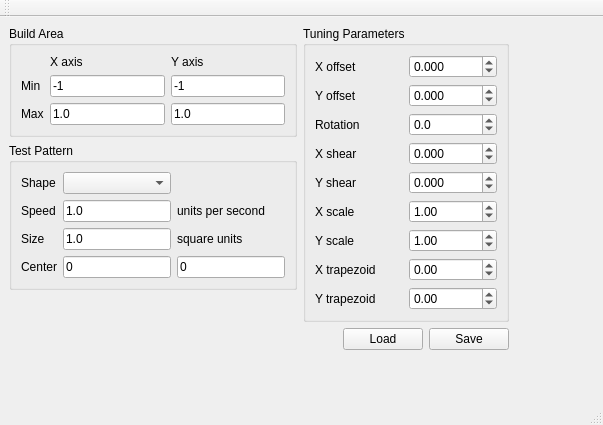
Before: the Qt Designer form src/calibrate/ui_mainwindow.ui in PeachyPrinter/peachytoolchain, drawn with Qt 5.
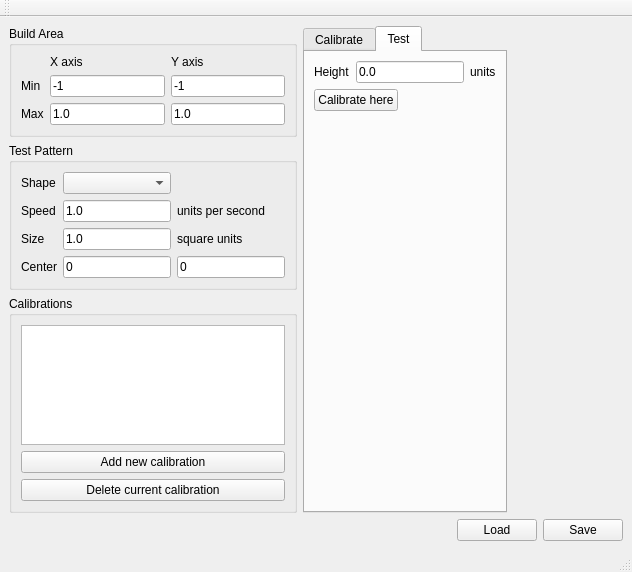
After: the same form once the commit is applied. The open tabs and pages were chosen to show the change.

Commit message: Implemented a system for having multiple tuning parameter configurations at each at a separate Z height with interpolation for heights in between. Updated calibrate UI to enable setting tuning parameters for each of these "calibration points" as well as testing behaviour at heights in between.

```diff
--- a/src/calibrate/ui_mainwindow.ui
+++ b/src/calibrate/ui_mainwindow.ui
@@ -6,8 +6,8 @@
    <rect>
     <x>0</x>
     <y>0</y>
-    <width>603</width>
-    <height>425</height>
+    <width>632</width>
+    <height>572</height>
    </rect>
   </property>
   <property name="windowTitle">
@@ -16,7 +16,7 @@
   <widget class="QWidget" name="centralwidget">
    <layout class="QVBoxLayout" name="verticalLayout_3">
     <item>
-     <layout class="QHBoxLayout" name="horizontalLayout_2" stretch="0,0,1">
+     <layout class="QHBoxLayout" name="horizontalLayout_3" stretch="0,0,1">
       <item>
        <layout class="QVBoxLayout" name="verticalLayout">
         <property name="sizeConstraint">
@@ -170,22 +170,85 @@
          </widget>
         </item>
         <item>
-         <spacer name="verticalSpacer">
-          <property name="orientation">
-           <enum>Qt::Vertical</enum>
+         <widget class="QGroupBox" name="groupBox_4">
+          <property name="title">
+           <string>Calibrations</string>
           </property>
-          <property name="sizeHint" stdset="0">
-           <size>
-            <width>20</width>
-            <height>40</height>
-           </size>
-          </property>
-         </spacer>
-        </item>
-       </layout>
-      </item>
+          <layout class="QVBoxLayout" name="verticalLayout_5">
+           <item>
+            <widget class="QListView" name="calibrations_listview">
+             <property name="selectionBehavior">
+              <enum>QAbstractItemView::SelectRows</enum>
+             </property>
+            </widget>
+           </item>
+           <item>
+            <widget class="QPushButton" name="add_calibration_button">
+             <property name="text">
+              <string>Add new calibration</string>
+             </property>
+            </widget>
+           </item>
+           <item>
+            <widget class="QPushButton" name="delete_calibration_button">
+             <property name="text">
+              <string>Delete current calibration</string>
+             </property>
+            </widget>
+           </item>
+          </layout>
+         </widget>
+        </item>
+       </layout>
+      </item>
       <item>
+       <widget class="QTabWidget" name="calibrate_test_tab_widget">
+        <property name="currentIndex">
+         <number>0</number>
+        </property>
+        <widget class="QWidget" name="tab_3">
+         <attribute name="title">
+          <string>Calibrate</string>
+         </attribute>
        <layout class="QVBoxLayout" name="verticalLayout_2">
+          <item>
+           <layout class="QHBoxLayout" name="horizontalLayout_2">
+            <item>
+             <widget class="QLabel" name="label_12">
+              <property name="text">
+               <string>Height</string>
+              </property>
+             </widget>
+            </item>
+            <item>
+             <widget class="QLineEdit" name="tuning_height_edit">
+              <property name="text">
+               <string>0.0</string>
+              </property>
+             </widget>
+            </item>
+            <item>
+             <widget class="QLabel" name="label_13">
+              <property name="text">
+               <string>units</string>
+              </property>
+             </widget>
+            </item>
+            <item>
+             <spacer name="horizontalSpacer">
+              <property name="orientation">
+               <enum>Qt::Horizontal</enum>
+              </property>
+              <property name="sizeHint" stdset="0">
+               <size>
+                <width>0</width>
+                <height>0</height>
+               </size>
+              </property>
+             </spacer>
+            </item>
+           </layout>
+          </item>
         <item>
          <widget class="QGroupBox" name="groupBox_3">
           <property name="title">
@@ -395,6 +458,107 @@
            </item>
           </layout>
          </widget>
+          </item>
+          <item>
+           <spacer name="verticalSpacer_3">
+            <property name="orientation">
+             <enum>Qt::Vertical</enum>
+            </property>
+            <property name="sizeHint" stdset="0">
+             <size>
+              <width>20</width>
+              <height>40</height>
+             </size>
+            </property>
+           </spacer>
+          </item>
+         </layout>
+        </widget>
+        <widget class="QWidget" name="tab_4">
+         <attribute name="title">
+          <string>Test</string>
+         </attribute>
+         <layout class="QVBoxLayout" name="verticalLayout_4">
+          <item>
+           <layout class="QHBoxLayout" name="horizontalLayout_4">
+            <item>
+             <widget class="QLabel" name="label_14">
+              <property name="text">
+               <string>Height</string>
+              </property>
+             </widget>
+            </item>
+            <item>
+             <widget class="QLineEdit" name="test_height_edit">
+              <property name="text">
+               <string>0.0</string>
+              </property>
+             </widget>
+            </item>
+            <item>
+             <widget class="QLabel" name="label_15">
+              <property name="text">
+               <string>units</string>
+              </property>
+             </widget>
+            </item>
+           </layout>
+          </item>
+          <item>
+           <layout class="QHBoxLayout" name="horizontalLayout_5">
+            <item>
+             <widget class="QPushButton" name="calibrate_here_button">
+              <property name="text">
+               <string>Calibrate here</string>
+              </property>
+             </widget>
+            </item>
+            <item>
+             <spacer name="horizontalSpacer_4">
+              <property name="orientation">
+               <enum>Qt::Horizontal</enum>
+              </property>
+              <property name="sizeHint" stdset="0">
+               <size>
+                <width>40</width>
+                <height>20</height>
+               </size>
+              </property>
+             </spacer>
+            </item>
+           </layout>
+          </item>
+          <item>
+           <spacer name="verticalSpacer_4">
+            <property name="orientation">
+             <enum>Qt::Vertical</enum>
+            </property>
+            <property name="sizeHint" stdset="0">
+             <size>
+              <width>20</width>
+              <height>358</height>
+             </size>
+            </property>
+           </spacer>
+          </item>
+         </layout>
+        </widget>
+       </widget>
+      </item>
+      <item>
+       <spacer name="horizontalSpacer_3">
+        <property name="orientation">
+         <enum>Qt::Horizontal</enum>
+        </property>
+        <property name="sizeHint" stdset="0">
+         <size>
+          <width>13</width>
+          <height>13</height>
+         </size>
+        </property>
+       </spacer>
+      </item>
+     </layout>
         </item>
         <item>
          <layout class="QHBoxLayout" name="horizontalLayout">
@@ -438,36 +602,6 @@
            </widget>
           </item>
          </layout>
-        </item>
-       </layout>
-      </item>
-      <item>
-       <spacer name="horizontalSpacer_3">
-        <property name="orientation">
-         <enum>Qt::Horizontal</enum>
-        </property>
-        <property name="sizeHint" stdset="0">
-         <size>
-          <width>0</width>
-          <height>0</height>
-         </size>
-        </property>
-       </spacer>
-      </item>
-     </layout>
-    </item>
-    <item>
-     <spacer name="verticalSpacer_2">
-      <property name="orientation">
-       <enum>Qt::Vertical</enum>
-      </property>
-      <property name="sizeHint" stdset="0">
-       <size>
-        <width>20</width>
-        <height>1</height>
-       </size>
-      </property>
-     </spacer>
     </item>
    </layout>
    <zorder></zorder>
```
Left out of the diff: 170 changed lines with no effect on the pictures. Lines whose indentation alone changed are shown as unchanged. The commit also changes 5 other files.
